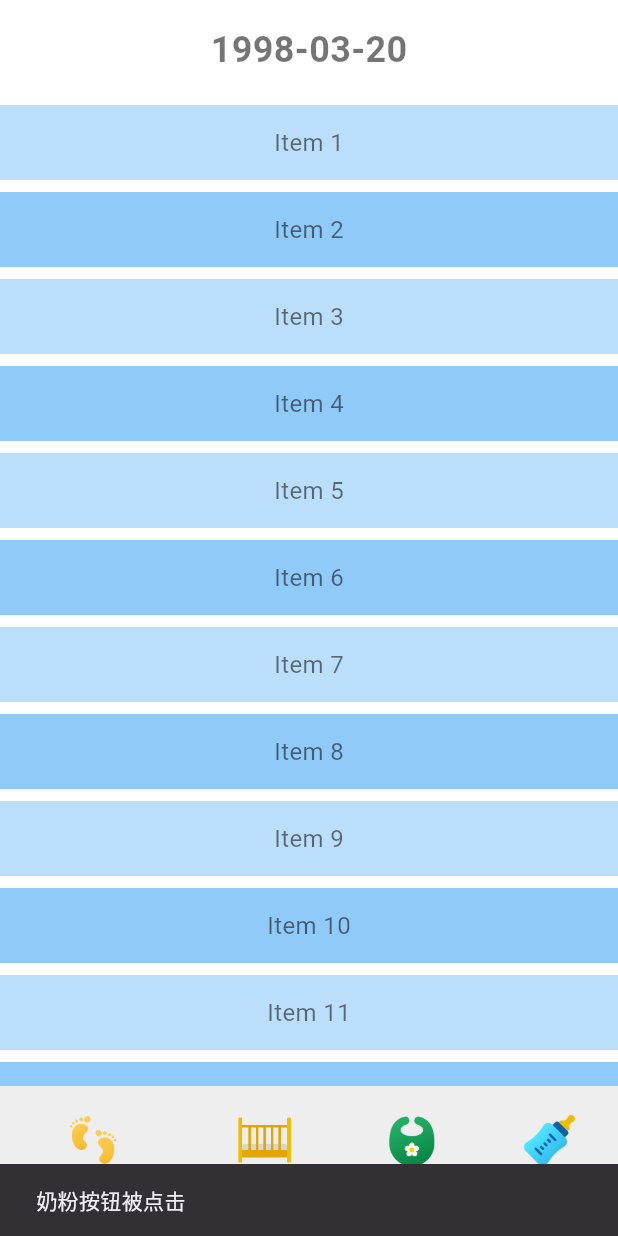
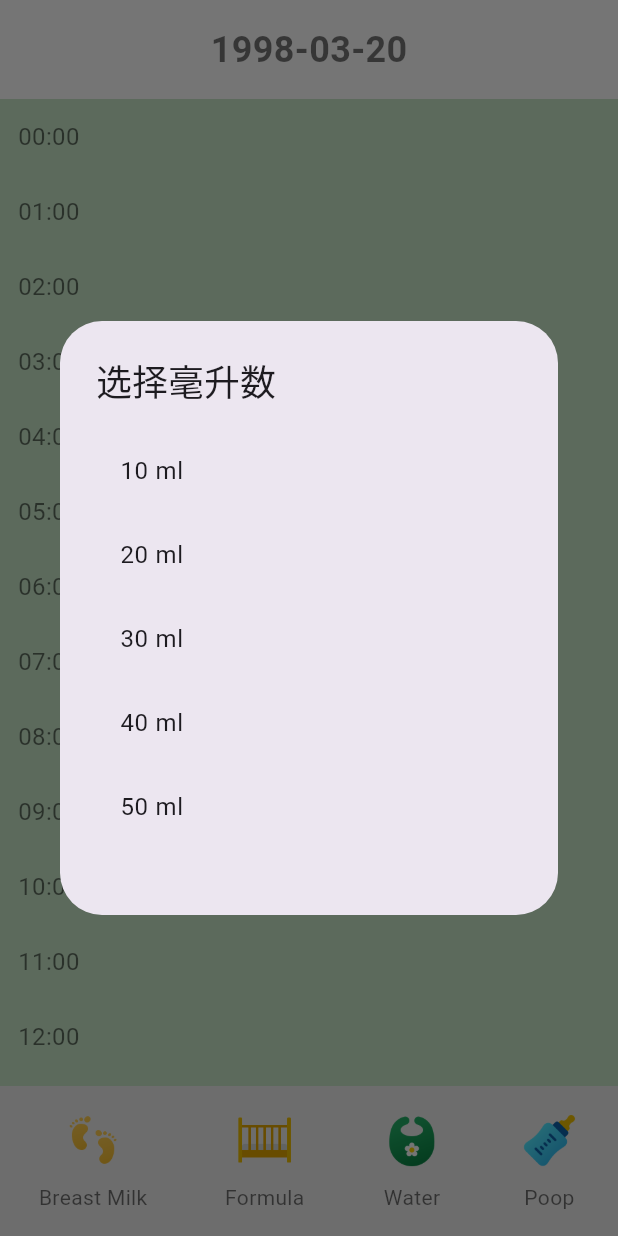
Before and after one commit to chaoyueLin/baby_care_demo, a Flutter app: the HomePageContent screen opened directly, item 2 of the bottom bar chosen, on a phone screen of 412 x 824 dp. Run offline on Flutter 3.47's test engine with Material 3 defaults, Android fonts, the phone set to English and light mode, and no system bars; our stand-ins replace fl_chart, flutter_datetime_picker_plus, fluttertoast, shared_preferences, sqflite; missing offline and left inert: image_pickers; accounts and stored records are empty; generated files the repository leaves out were written again.

Commit message:
奶粉点击增加在ListView上显示

```diff
--- a/lib/routes/home_page.dart
+++ b/lib/routes/home_page.dart
@@ -5,6 +5,16 @@ import 'package:flutter_datetime_picker_plus/flutter_datetime_picker_plus.dart';
 
 import '../utils/date_util.dart';
 import '../widget/custom_tab_button.dart';
+
+enum FeedType { breastMilk, formula, water }
+
+class FeedRecord {
+  final DateTime time;
+  final int ml;
+  final FeedType type;
+
+  FeedRecord({required this.time, required this.ml, required this.type});
+}
 
 class HomePage extends StatelessWidget {
   @override
@@ -21,18 +31,20 @@ class HomePageContent extends StatefulWidget {
 class _HomePageContentState extends State<HomePageContent> {
   late PageController _pageController;
   final int initialPage = 10000; // 设置初始页面索引
-  final DateTime today = DateTime.now(); // 当前日期
-  DateTime currentDate = DateTime.now(); // 当前日期
+  final DateTime today = DateTime.now();
+  DateTime currentDate = DateTime.now();
+  int _currentPageIndex = 10000;
+
+  List<FeedRecord> feedRecords = [];
+
   @override
   void initState() {
     super.initState();
     _pageController = PageController(initialPage: initialPage);
   }
 
-
-
   DateTime _calculateDate(int pageIndex) {
-    int offset = pageIndex - initialPage; // 根据页面索引计算日期偏移
+    int offset = pageIndex - initialPage;
     return today.add(Duration(days: offset));
   }
 
@@ -42,15 +54,42 @@ class _HomePageContentState extends State<HomePageContent> {
     super.dispose();
   }
 
-  void _showTimePicker() {
+  void _showMlSelector(FeedType type) {
+    showDialog(
+      context: context,
+      builder: (context) {
+        return AlertDialog(
+          title: Text('选择毫升数'),
+          content: Container(
+            width: double.maxFinite,
+            height: 300,
+            child: ListView.builder(
+              itemCount: 25,
+              itemBuilder: (context, index) {
+                int ml = (index + 1) * 10;
+                return ListTile(
+                  title: Text('$ml ml'),
+                  onTap: () {
+                    Navigator.of(context).pop();
+                    _showTimePicker(type, ml);
+                  },
+                );
+              },
+            ),
+          ),
+        );
+      },
+    );
+  }
+
+  void _showTimePicker(FeedType type, int ml) {
     DatePicker.showTimePicker(
       context,
-      showSecondsColumn: false, // 只显示小时和分钟
-      currentTime: currentDate, // 默认当前时间
+      showSecondsColumn: false,
+      currentTime: currentDate,
       onConfirm: (time) {
         setState(() {
-          ScaffoldMessenger.of(context)
-              .showSnackBar(SnackBar(content: Text(DateUtil.dateToString(time,format: 'yyyy-MM-dd HH:mm:ss'))));
+          feedRecords.add(FeedRecord(time: time, ml: ml, type: type));
         });
       },
     );
@@ -61,39 +100,95 @@ class _HomePageContentState extends State<HomePageContent> {
     return Scaffold(
       body: Column(
         children: [
-          // 顶部的日期视图部分
           Expanded(
-            flex: 6, // 占据 6/10 的屏幕高度
+            flex: 6,
             child: PageView.builder(
               controller: _pageController,
+              onPageChanged: (index) {
+                setState(() {
+                  _currentPageIndex = index;
+                  currentDate = _calculateDate(index);
+                });
+              },
               itemBuilder: (context, index) {
-                currentDate = _calculateDate(index);
+                final pageDate = _calculateDate(index);
                 return Column(
                   children: [
-                    // 日期标题
                     Padding(
                       padding: const EdgeInsets.all(16.0),
                       child: Text(
-                        DateUtil.dateToString(currentDate),
-                        style: TextStyle(
-                            fontSize: 24, fontWeight: FontWeight.bold),
+                        DateUtil.dateToString(pageDate),
+                        style: TextStyle(fontSize: 24, fontWeight: FontWeight.bold),
                       ),
                     ),
-                    // 日期对应的 ListView
                     Expanded(
                       child: ListView.builder(
                         itemCount: 24,
                         itemBuilder: (context, listIndex) {
-                          return Container(
-                            height: 50,
-                            margin: const EdgeInsets.symmetric(vertical: 4),
-                            color: listIndex.isEven
-                                ? Colors.blue[100]
-                                : Colors.blue[200],
-                            child: Center(
-                              child: Text(
-                                'Item ${listIndex + 1}',
-                                style: TextStyle(fontSize: 16),
+                          final hourRecords = feedRecords.where((record) =>
+                          record.time.year == pageDate.year &&
+                              record.time.month == pageDate.month &&
+                              record.time.day == pageDate.day &&
+                              record.time.hour == listIndex
+                          ).toList();
+
+                          final iconWidgets = hourRecords.map((record) {
+                            String path;
+                            switch (record.type) {
+                              case FeedType.breastMilk:
+                                path = 'assets/icons/mother_milk.png';
+                                break;
+                              case FeedType.formula:
+                                path = 'assets/icons/formula_milk.png';
+                                break;
+                              case FeedType.water:
+                                path = 'assets/icons/water.png';
+                                break;
+                            }
+                            return Padding(
+                              padding: const EdgeInsets.symmetric(horizontal: 4.0),
+                              child: Image.asset(path, height: 24, width: 24),
+                            );
+                          }).toList();
+
+                          return GestureDetector(
+                            onTap: () {
+                              int breastMilkTotal = hourRecords
+                                  .where((r) => r.type == FeedType.breastMilk)
+                                  .fold(0, (sum, r) => sum + r.ml);
+                              int formulaTotal = hourRecords
+                                  .where((r) => r.type == FeedType.formula)
+                                  .fold(0, (sum, r) => sum + r.ml);
+                              int waterTotal = hourRecords
+                                  .where((r) => r.type == FeedType.water)
+                                  .fold(0, (sum, r) => sum + r.ml);
+
+                              String content = '${listIndex}:00 - ${listIndex + 1}:00';
+                              if (breastMilkTotal > 0) content += ' 母乳: ${breastMilkTotal}ml,';
+                              if (formulaTotal > 0) content += ' 奶粉: ${formulaTotal}ml,';
+                              if (waterTotal > 0) content += ' 水: ${waterTotal}ml,';
+                              if (content.endsWith(',')) content = content.substring(0, content.length - 1);
+
+                              ScaffoldMessenger.of(context).showSnackBar(
+                                  SnackBar(content: Text(content))
+                              );
+                            },
+                            child: Container(
+                              height: 50,
+                              color: Colors.green[100],
+                              child: Row(
+                                children: [
+                                  Padding(
+                                    padding: const EdgeInsets.symmetric(horizontal: 12.0),
+                                    child: Text('${listIndex.toString().padLeft(2, '0')}:00', style: TextStyle(fontSize: 16)),
+                                  ),
+                                  Expanded(
+                                    child: Row(
+                                      mainAxisAlignment: MainAxisAlignment.center,
+                                      children: iconWidgets,
+                                    ),
+                                  ),
+                                ],
                               ),
                             ),
                           );
@@ -105,9 +200,8 @@ class _HomePageContentState extends State<HomePageContent> {
               },
             ),
           ),
-          // 底部固定的 tab 按钮部分
           Container(
-            height: 100, // 固定高度
+            height: 100,
             color: Colors.grey[200],
             child: Row(
               mainAxisAlignment: MainAxisAlignment.spaceAround,
@@ -115,32 +209,25 @@ class _HomePageContentState extends State<HomePageContent> {
                 CustomTabButton(
                   label: S.of(context)?.breastMilk ?? "breastMilk",
                   iconPath: 'assets/icons/mother_milk.png',
-                  onTap: () {
-                    _showTimePicker();
-                  },
+                  onTap: () => _showMlSelector(FeedType.breastMilk),
                 ),
                 CustomTabButton(
                   label: S.of(context)?.formula ?? "formula",
                   iconPath: 'assets/icons/formula_milk.png',
-                  onTap: () {
-                    ScaffoldMessenger.of(context)
-                        .showSnackBar(SnackBar(content: Text('奶粉按钮被点击')));
-                  },
+                  onTap: () => _showMlSelector(FeedType.formula),
                 ),
                 CustomTabButton(
                   label: S.of(context)?.water ?? "water",
                   iconPath: 'assets/icons/water.png',
-                  onTap: () {
-                    ScaffoldMessenger.of(context)
-                        .showSnackBar(SnackBar(content: Text('水按钮被点击')));
-                  },
+                  onTap: () => _showMlSelector(FeedType.water),
                 ),
                 CustomTabButton(
                   label: S.of(context)?.poop ?? "poop",
                   iconPath: 'assets/icons/poop.png',
                   onTap: () {
-                    ScaffoldMessenger.of(context)
-                        .showSnackBar(SnackBar(content: Text('便便按钮被点击')));
+                    ScaffoldMessenger.of(context).showSnackBar(
+                      SnackBar(content: Text('便便按钮被点击')),
+                    );
                   },
                 ),
               ],
```
